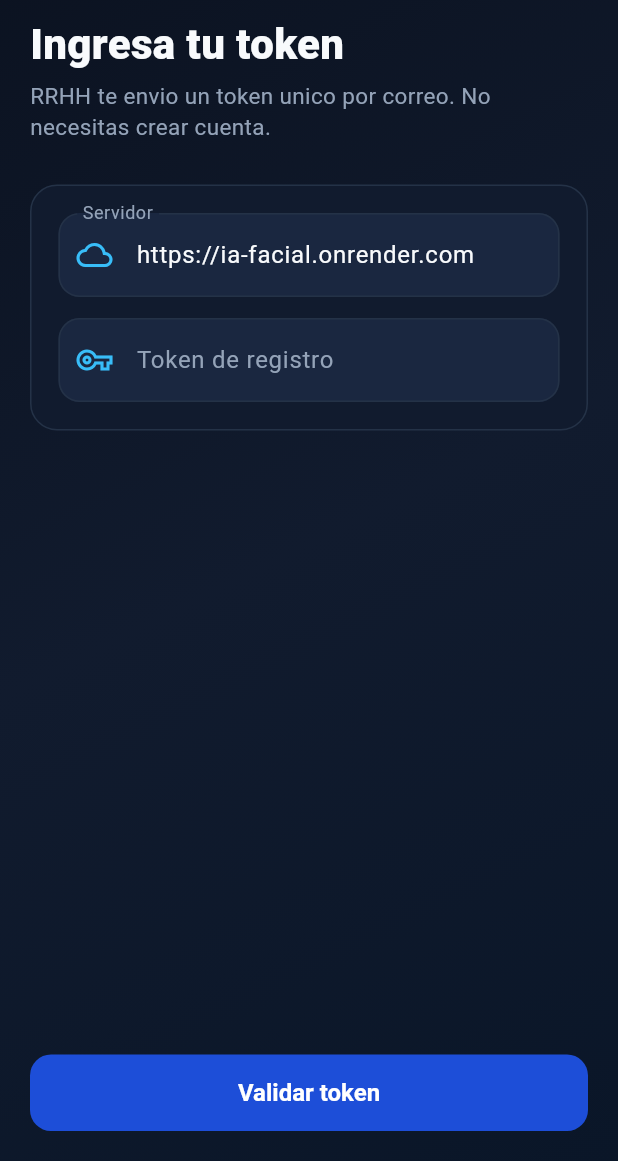
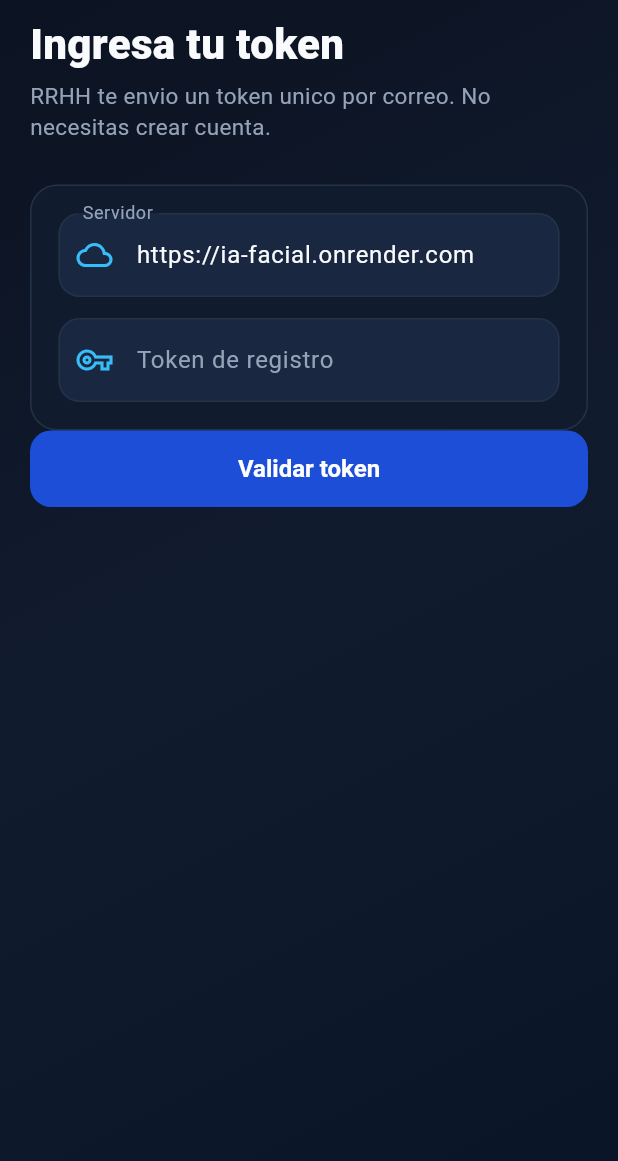
Before and after one commit to destruyer212/ia_facial, a Flutter app: the screen it shows after launch, on a phone screen of 412 x 824 dp, the part 75-1236 px from its top. Run offline on Flutter 3.47's test engine with Material 3 defaults, Android fonts, the light colour scheme and no system bars; our stand-ins replace camera, permission_handler; missing offline and left inert: google_mlkit_commons, google_mlkit_face_detection.

Commit message:
fix(mobile): layout responsive, scroll con teclado y circulo adaptativo
Evita overflow en pantallas pequeñas, chips abreviados, panel de escaneo desplazable y limite de escala de texto.

```diff
--- a/mobile/flutter_client/lib/controllers/live_face_register_controller.dart
+++ b/mobile/flutter_client/lib/controllers/live_face_register_controller.dart
@@ -193,8 +193,8 @@ class LiveFaceRegisterController extends ChangeNotifier {
     final centerY = box.top + box.height / 2;
     final points = <Offset>[];
 
-    final contours = face.contours?.values ?? const <FaceContour>[];
-    for (final contour in contours) {
+    for (final contour in face.contours?.values ?? const Iterable<FaceContour?>.empty()) {
+      if (contour == null) continue;
       for (final point in contour.points) {
         points.add(Offset(point.x.toDouble(), point.y.toDouble()));
       }
--- a/mobile/flutter_client/lib/main.dart
+++ b/mobile/flutter_client/lib/main.dart
@@ -26,6 +26,18 @@ class IaFacialMobileApp extends StatelessWidget {
       title: 'IA Facial Enterprise',
       debugShowCheckedModeBanner: false,
       theme: AppTheme.dark(),
+      builder: (context, child) {
+        final mediaQuery = MediaQuery.of(context);
+        return MediaQuery(
+          data: mediaQuery.copyWith(
+            textScaler: mediaQuery.textScaler.clamp(
+              minScaleFactor: 0.9,
+              maxScaleFactor: 1.25,
+            ),
+          ),
+          child: child ?? const SizedBox.shrink(),
+        );
+      },
       home: const TokenRegistrationFlow(),
     );
   }
--- a/mobile/flutter_client/lib/screens/token_screen.dart
+++ b/mobile/flutter_client/lib/screens/token_screen.dart
@@ -97,6 +97,7 @@ class _TokenScreenState extends State<TokenScreen> {
   @override
   Widget build(BuildContext context) {
     return AppScreenShell(
+      scrollable: true,
       child: Column(
         crossAxisAlignment: CrossAxisAlignment.stretch,
         children: [
--- /dev/null
+++ b/mobile/flutter_client/lib/utils/responsive.dart
@@ -0,0 +1,28 @@
+import 'package:flutter/material.dart';
+
+class AppResponsive {
+  static bool isCompact(BuildContext context) =>
+      MediaQuery.sizeOf(context).width < 360;
+
+  static bool isShortScreen(BuildContext context) =>
+      MediaQuery.sizeOf(context).height < 680;
+
+  static double titleSize(BuildContext context) =>
+      isCompact(context) ? 24 : 28;
+
+  static double bodySize(BuildContext context) =>
+      isCompact(context) ? 14 : 15;
+
+  static double horizontalPadding(BuildContext context) =>
+      isCompact(context) ? 16 : 20;
+
+  static double scanBottomReserved(BuildContext context, {bool showErrorButton = false}) {
+    final height = MediaQuery.sizeOf(context).height;
+    final base = isShortScreen(context) ? 0.36 : 0.34;
+    final extra = showErrorButton ? 0.06 : 0;
+    return height * (base + extra);
+  }
+
+  static double scanTopReserved(BuildContext context) =>
+      MediaQuery.paddingOf(context).top + 64;
+}
--- a/mobile/flutter_client/lib/widgets/app_screen_shell.dart
+++ b/mobile/flutter_client/lib/widgets/app_screen_shell.dart
@@ -1,22 +1,29 @@
 import 'package:flutter/material.dart';
 
 import '../theme/app_theme.dart';
+import '../utils/responsive.dart';
 
 class AppScreenShell extends StatelessWidget {
   const AppScreenShell({
     super.key,
     required this.child,
     this.appBar,
-    this.padding = const EdgeInsets.all(20),
+    this.padding,
+    this.scrollable = false,
   });
 
   final Widget child;
   final PreferredSizeWidget? appBar;
-  final EdgeInsets padding;
+  final EdgeInsets? padding;
+  final bool scrollable;
 
   @override
   Widget build(BuildContext context) {
+    final resolvedPadding =
+        padding ?? EdgeInsets.all(AppResponsive.horizontalPadding(context));
+
     return Scaffold(
+      resizeToAvoidBottomInset: true,
       extendBodyBehindAppBar: appBar != null,
       appBar: appBar,
       body: Container(
@@ -32,12 +39,39 @@ class AppScreenShell extends StatelessWidget {
           ),
         ),
         child: SafeArea(
-          child: Padding(
-            padding: padding,
+          child: scrollable
+              ? _ScrollableBody(padding: resolvedPadding, child: child)
+              : Padding(padding: resolvedPadding, child: child),
+        ),
+      ),
+    );
+  }
+}
+
+class _ScrollableBody extends StatelessWidget {
+  const _ScrollableBody({
+    required this.padding,
+    required this.child,
+  });
+
+  final EdgeInsets padding;
+  final Widget child;
+
+  @override
+  Widget build(BuildContext context) {
+    return LayoutBuilder(
+      builder: (context, constraints) {
+        return SingleChildScrollView(
+          padding: padding,
+          keyboardDismissBehavior: ScrollViewKeyboardDismissBehavior.onDrag,
+          child: ConstrainedBox(
+            constraints: BoxConstraints(
+              minHeight: constraints.maxHeight - padding.vertical,
+            ),
             child: child,
           ),
-        ),
-      ),
+        );
+      },
     );
   }
 }
@@ -77,9 +111,9 @@ class BrandHeader extends StatelessWidget {
         const SizedBox(height: 14),
         Text(
           title,
-          style: const TextStyle(
+          style: TextStyle(
             color: AppColors.textPrimary,
-            fontSize: 28,
+            fontSize: AppResponsive.titleSize(context),
             fontWeight: FontWeight.w800,
             height: 1.1,
           ),
@@ -87,9 +121,9 @@ class BrandHeader extends StatelessWidget {
         const SizedBox(height: 8),
         Text(
           subtitle,
-          style: const TextStyle(
+          style: TextStyle(
             color: AppColors.textMuted,
-            fontSize: 15,
+            fontSize: AppResponsive.bodySize(context),
             height: 1.4,
           ),
         ),
```
Also changed, not shown: mobile/flutter_client/lib/screens/confirmation_screen.dart (+6 -2 lines), mobile/flutter_client/lib/screens/face_capture_screen.dart (+32 -8 lines), mobile/flutter_client/lib/screens/worker_data_screen.dart (+8 -4 lines), mobile/flutter_client/lib/widgets/face_scan_overlay.dart (+72 -24 lines).
